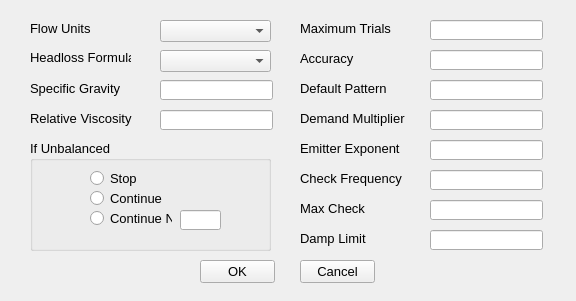
First picture: the form in src/ui/EPANET/frmHydraulicsOptionsDesigner.ui, repository USEPA/SWMM-EPANET_User_Interface, before the edit.
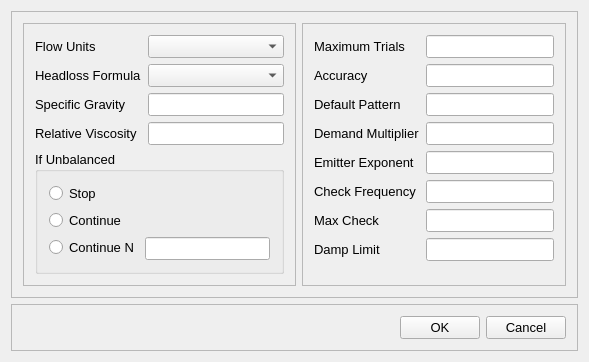
Second picture: the form after the edit.

Commit message: redo form layouts so they resize appropriately

What changed in the file:
```diff
--- a/src/ui/EPANET/frmHydraulicsOptionsDesigner.ui
+++ b/src/ui/EPANET/frmHydraulicsOptionsDesigner.ui
@@ -6,8 +6,8 @@
    <rect>
     <x>0</x>
     <y>0</y>
-    <width>576</width>
-    <height>301</height>
+    <width>589</width>
+    <height>332</height>
    </rect>
   </property>
   <property name="font">
@@ -19,15 +19,27 @@
    <string>EPANET Hydraulics Options</string>
   </property>
   <widget class="QWidget" name="centralWidget">
+   <layout class="QVBoxLayout" name="verticalLayout">
+    <item>
+     <widget class="QFrame" name="fraTop">
+      <property name="frameShape">
+       <enum>QFrame::StyledPanel</enum>
+      </property>
+      <property name="frameShadow">
+       <enum>QFrame::Raised</enum>
+      </property>
+      <layout class="QHBoxLayout" name="horizontalLayout_2">
+       <item>
+        <widget class="QFrame" name="fraLeft">
+         <property name="frameShape">
+          <enum>QFrame::StyledPanel</enum>
+         </property>
+         <property name="frameShadow">
+          <enum>QFrame::Raised</enum>
+         </property>
+         <layout class="QFormLayout" name="formLayout_2">
+          <item row="0" column="0">
    <widget class="QLabel" name="lblFlowUnits">
-    <property name="geometry">
-     <rect>
-      <x>30</x>
-      <y>20</y>
-      <width>71</width>
-      <height>16</height>
-     </rect>
-    </property>
     <property name="font">
      <font>
       <pointsize>10</pointsize>
@@ -37,357 +49,211 @@
      <string>Flow Units</string>
     </property>
    </widget>
+          </item>
+          <item row="0" column="1">
+           <widget class="QComboBox" name="cboFlow"/>
+          </item>
+          <item row="1" column="0">
    <widget class="QLabel" name="lblHeadloss">
-    <property name="geometry">
-     <rect>
-      <x>30</x>
-      <y>50</y>
-      <width>101</width>
-      <height>16</height>
-     </rect>
-    </property>
     <property name="text">
      <string>&lt;html&gt;&lt;head/&gt;&lt;body&gt;&lt;p&gt;Headloss Formula&lt;/p&gt;&lt;/body&gt;&lt;/html&gt;</string>
     </property>
    </widget>
+          </item>
+          <item row="1" column="1">
+           <widget class="QComboBox" name="cboHeadloss"/>
+          </item>
+          <item row="2" column="0">
    <widget class="QLabel" name="lblSpecificGravity">
-    <property name="geometry">
-     <rect>
-      <x>30</x>
-      <y>80</y>
-      <width>111</width>
-      <height>16</height>
-     </rect>
-    </property>
     <property name="text">
      <string>Specific Gravity</string>
     </property>
    </widget>
-   <widget class="QPushButton" name="cmdOK">
-    <property name="geometry">
-     <rect>
-      <x>200</x>
-      <y>260</y>
-      <width>75</width>
-      <height>23</height>
-     </rect>
-    </property>
-    <property name="text">
-     <string>OK</string>
-    </property>
-   </widget>
-   <widget class="QPushButton" name="cmdCancel">
-    <property name="geometry">
-     <rect>
-      <x>300</x>
-      <y>260</y>
-      <width>75</width>
-      <height>23</height>
-     </rect>
-    </property>
-    <property name="text">
-     <string>Cancel</string>
-    </property>
-   </widget>
-   <widget class="QComboBox" name="cboFlow">
-    <property name="geometry">
-     <rect>
-      <x>160</x>
-      <y>20</y>
-      <width>111</width>
-      <height>22</height>
-     </rect>
-    </property>
-   </widget>
-   <widget class="QComboBox" name="cboHeadloss">
-    <property name="geometry">
-     <rect>
-      <x>160</x>
-      <y>50</y>
-      <width>111</width>
-      <height>22</height>
-     </rect>
-    </property>
-   </widget>
-   <widget class="QLineEdit" name="txtSpecificGravity">
-    <property name="geometry">
-     <rect>
-      <x>160</x>
-      <y>80</y>
-      <width>113</width>
-      <height>20</height>
-     </rect>
-    </property>
-   </widget>
+          </item>
+          <item row="2" column="1">
+           <widget class="QLineEdit" name="txtSpecificGravity"/>
+          </item>
+          <item row="3" column="0">
    <widget class="QLabel" name="lblRelativeViscosity">
-    <property name="geometry">
-     <rect>
-      <x>30</x>
-      <y>110</y>
-      <width>111</width>
-      <height>16</height>
-     </rect>
-    </property>
     <property name="text">
      <string>Relative Viscosity</string>
     </property>
    </widget>
-   <widget class="QLineEdit" name="txtRelativeViscosity">
-    <property name="geometry">
-     <rect>
-      <x>160</x>
-      <y>110</y>
-      <width>113</width>
-      <height>20</height>
-     </rect>
-    </property>
-   </widget>
+          </item>
+          <item row="3" column="1">
+           <widget class="QLineEdit" name="txtRelativeViscosity"/>
+          </item>
+          <item row="4" column="0" colspan="2">
+           <widget class="QGroupBox" name="gbxUnbalanced">
+            <property name="title">
+             <string>If Unbalanced</string>
+            </property>
+            <layout class="QFormLayout" name="formLayout">
+             <item row="0" column="0">
+              <widget class="QRadioButton" name="rbnStop">
+               <property name="text">
+                <string>Stop</string>
+               </property>
+              </widget>
+             </item>
+             <item row="1" column="0">
+              <widget class="QRadioButton" name="rbnContinue">
+               <property name="text">
+                <string>Continue</string>
+               </property>
+              </widget>
+             </item>
+             <item row="2" column="0">
+              <widget class="QRadioButton" name="rbnContinueN">
+               <property name="text">
+                <string>Continue N</string>
+               </property>
+              </widget>
+             </item>
+             <item row="2" column="1">
+              <widget class="QLineEdit" name="txtContinueN"/>
+             </item>
+            </layout>
+           </widget>
+          </item>
+         </layout>
+        </widget>
+       </item>
+       <item>
+        <widget class="QFrame" name="frame">
+         <property name="frameShape">
+          <enum>QFrame::StyledPanel</enum>
+         </property>
+         <property name="frameShadow">
+          <enum>QFrame::Raised</enum>
+         </property>
+         <layout class="QFormLayout" name="formLayout_3">
+          <item row="0" column="0">
    <widget class="QLabel" name="lblMaximumTrials">
-    <property name="geometry">
-     <rect>
-      <x>300</x>
-      <y>20</y>
-      <width>111</width>
-      <height>16</height>
-     </rect>
-    </property>
     <property name="text">
      <string>Maximum Trials</string>
     </property>
    </widget>
-   <widget class="QLineEdit" name="txtMaximumTrials">
-    <property name="geometry">
-     <rect>
-      <x>430</x>
-      <y>20</y>
-      <width>113</width>
-      <height>20</height>
-     </rect>
-    </property>
-   </widget>
+          </item>
+          <item row="0" column="1">
+           <widget class="QLineEdit" name="txtMaximumTrials"/>
+          </item>
+          <item row="1" column="0">
    <widget class="QLabel" name="lblAccuracy">
-    <property name="geometry">
-     <rect>
-      <x>300</x>
-      <y>50</y>
-      <width>111</width>
-      <height>16</height>
-     </rect>
-    </property>
     <property name="text">
      <string>Accuracy</string>
     </property>
    </widget>
-   <widget class="QLineEdit" name="txtAccuracy">
-    <property name="geometry">
-     <rect>
-      <x>430</x>
-      <y>50</y>
-      <width>113</width>
-      <height>20</height>
-     </rect>
-    </property>
-   </widget>
+          </item>
+          <item row="1" column="1">
+           <widget class="QLineEdit" name="txtAccuracy"/>
+          </item>
+          <item row="2" column="0">
    <widget class="QLabel" name="lblDefaultPattern">
-    <property name="geometry">
-     <rect>
-      <x>300</x>
-      <y>80</y>
-      <width>111</width>
-      <height>16</height>
-     </rect>
-    </property>
     <property name="text">
      <string>Default Pattern</string>
     </property>
    </widget>
+          </item>
+          <item row="2" column="1">
+           <widget class="QLineEdit" name="txtDefaultPattern"/>
+          </item>
+          <item row="3" column="0">
    <widget class="QLabel" name="lblDemandMultiplier">
-    <property name="geometry">
-     <rect>
-      <x>300</x>
-      <y>110</y>
-      <width>111</width>
-      <height>16</height>
-     </rect>
-    </property>
     <property name="text">
      <string>Demand Multiplier</string>
     </property>
    </widget>
+          </item>
+          <item row="3" column="1">
+           <widget class="QLineEdit" name="txtDemandMultiplier"/>
+          </item>
+          <item row="4" column="0">
    <widget class="QLabel" name="lblEmitterExponent">
-    <property name="geometry">
-     <rect>
-      <x>300</x>
-      <y>140</y>
-      <width>111</width>
-      <height>16</height>
-     </rect>
-    </property>
     <property name="text">
      <string>Emitter Exponent</string>
     </property>
    </widget>
-   <widget class="QLineEdit" name="txtDefaultPattern">
-    <property name="geometry">
-     <rect>
-      <x>430</x>
-      <y>80</y>
-      <width>113</width>
-      <height>20</height>
-     </rect>
-    </property>
-   </widget>
-   <widget class="QLineEdit" name="txtDemandMultiplier">
-    <property name="geometry">
-     <rect>
-      <x>430</x>
-      <y>110</y>
-      <width>113</width>
-      <height>20</height>
-     </rect>
-    </property>
-   </widget>
-   <widget class="QLineEdit" name="txtEmitterExponent">
-    <property name="geometry">
-     <rect>
-      <x>430</x>
-      <y>140</y>
-      <width>113</width>
-      <height>20</height>
-     </rect>
-    </property>
-   </widget>
+          </item>
+          <item row="4" column="1">
+           <widget class="QLineEdit" name="txtEmitterExponent"/>
+          </item>
+          <item row="5" column="0">
    <widget class="QLabel" name="lblCheckFrequency">
-    <property name="geometry">
-     <rect>
-      <x>300</x>
-      <y>170</y>
-      <width>111</width>
-      <height>16</height>
-     </rect>
-    </property>
     <property name="text">
      <string>Check Frequency</string>
     </property>
    </widget>
+          </item>
+          <item row="5" column="1">
+           <widget class="QLineEdit" name="txtCheckFrequency"/>
+          </item>
+          <item row="6" column="0">
    <widget class="QLabel" name="lblMaxCheck">
-    <property name="geometry">
-     <rect>
-      <x>300</x>
-      <y>200</y>
-      <width>111</width>
-      <height>16</height>
-     </rect>
-    </property>
     <property name="text">
      <string>Max Check</string>
     </property>
    </widget>
+          </item>
+          <item row="6" column="1">
+           <widget class="QLineEdit" name="txtMaxCheck"/>
+          </item>
+          <item row="7" column="0">
    <widget class="QLabel" name="lblDampLimit">
-    <property name="geometry">
-     <rect>
-      <x>300</x>
-      <y>230</y>
-      <width>111</width>
-      <height>16</height>
-     </rect>
-    </property>
     <property name="text">
      <string>Damp Limit</string>
     </property>
    </widget>
-   <widget class="QLineEdit" name="txtCheckFrequency">
-    <property name="geometry">
-     <rect>
-      <x>430</x>
-      <y>170</y>
-      <width>113</width>
-      <height>20</height>
-     </rect>
-    </property>
-   </widget>
-   <widget class="QLineEdit" name="txtMaxCheck">
-    <property name="geometry">
-     <rect>
-      <x>430</x>
-      <y>200</y>
-      <width>113</width>
-      <height>20</height>
-     </rect>
-    </property>
-   </widget>
-   <widget class="QLineEdit" name="txtDampLimit">
-    <property name="geometry">
-     <rect>
-      <x>430</x>
-      <y>230</y>
-      <width>113</width>
-      <height>20</height>
-     </rect>
-    </property>
-   </widget>
-   <widget class="QGroupBox" name="gbxUnbalanced">
-    <property name="geometry">
-     <rect>
-      <x>30</x>
-      <y>140</y>
-      <width>241</width>
-      <height>111</height>
-     </rect>
-    </property>
-    <property name="title">
-     <string>If Unbalanced</string>
-    </property>
-    <widget class="QLineEdit" name="txtContinueN">
-     <property name="geometry">
-      <rect>
-       <x>150</x>
-       <y>70</y>
-       <width>41</width>
+          </item>
+          <item row="7" column="1">
+           <widget class="QLineEdit" name="txtDampLimit"/>
+          </item>
+         </layout>
+        </widget>
+       </item>
+      </layout>
+     </widget>
+    </item>
+    <item>
+     <widget class="QFrame" name="fraOKCancel">
+      <property name="frameShape">
+       <enum>QFrame::StyledPanel</enum>
+      </property>
+      <property name="frameShadow">
+       <enum>QFrame::Raised</enum>
+      </property>
+      <layout class="QHBoxLayout" name="horizontalLayout">
+       <item>
+        <spacer name="hspOKCancel">
+         <property name="orientation">
+          <enum>Qt::Horizontal</enum>
+         </property>
+         <property name="sizeHint" stdset="0">
+          <size>
+           <width>386</width>
        <height>20</height>
-      </rect>
-     </property>
-    </widget>
-    <widget class="QRadioButton" name="rbnStop">
-     <property name="geometry">
-      <rect>
-       <x>60</x>
-       <y>30</y>
-       <width>82</width>
-       <height>17</height>
-      </rect>
-     </property>
+          </size>
+         </property>
+        </spacer>
+       </item>
+       <item>
+        <widget class="QPushButton" name="cmdOK">
      <property name="text">
-      <string>Stop</string>
-     </property>
-    </widget>
-    <widget class="QRadioButton" name="rbnContinue">
-     <property name="geometry">
-      <rect>
-       <x>60</x>
-       <y>50</y>
-       <width>82</width>
-       <height>17</height>
-      </rect>
-     </property>
+          <string>OK</string>
+         </property>
+        </widget>
+       </item>
+       <item>
+        <widget class="QPushButton" name="cmdCancel">
      <property name="text">
-      <string>Continue</string>
-     </property>
-    </widget>
-    <widget class="QRadioButton" name="rbnContinueN">
-     <property name="geometry">
-      <rect>
-       <x>60</x>
-       <y>70</y>
-       <width>82</width>
-       <height>17</height>
-      </rect>
-     </property>
-     <property name="text">
-      <string>Continue N</string>
-     </property>
-    </widget>
-   </widget>
+          <string>Cancel</string>
+         </property>
+        </widget>
+       </item>
+      </layout>
+     </widget>
+    </item>
+   </layout>
   </widget>
  </widget>
  <layoutdefault spacing="6" margin="11"/>
```
Lines whose indentation alone changed are shown as unchanged. The commit also changes 11 other files.
